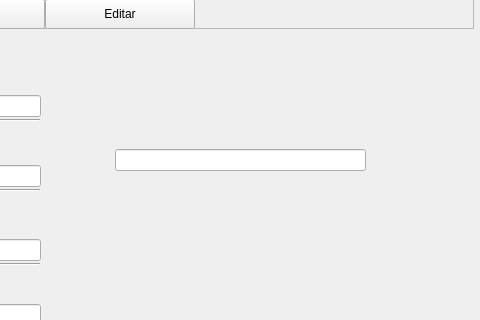
Before: the Qt Designer form UI/main.ui in KarlaRamirez1/practica_BD, drawn with Qt 5; both pictures show x 463 to 943 and y 99 to 419 of the 1100 by 600 pixel window.
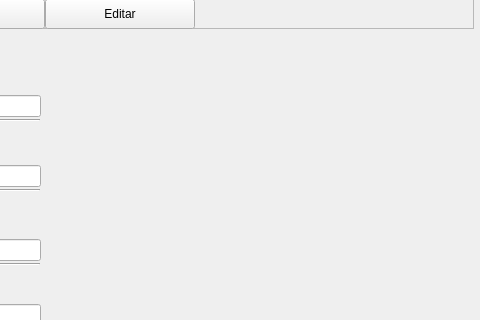
After: the same form once the commit is applied. The open tabs and pages were chosen to show the change. Icons and pictures are not drawn.

```diff
--- a/UI/main.ui
+++ b/UI/main.ui
@@ -3362,19 +3362,6 @@
                          <enum>Qt::Horizontal</enum>
                         </property>
                        </widget>
-                       <widget class="QLineEdit" name="productos_agregar_nombre_2">
-                        <property name="geometry">
-                         <rect>
-                          <x>370</x>
-                          <y>120</y>
-                          <width>251</width>
-                          <height>22</height>
-                         </rect>
-                        </property>
-                        <property name="text">
-                         <string/>
-                        </property>
-                       </widget>
                        <widget class="QPushButton" name="proveedores_agregar_guardar">
                         <property name="geometry">
                          <rect>
```
Left out of the diff: 96 changed lines with no effect on the pictures.
